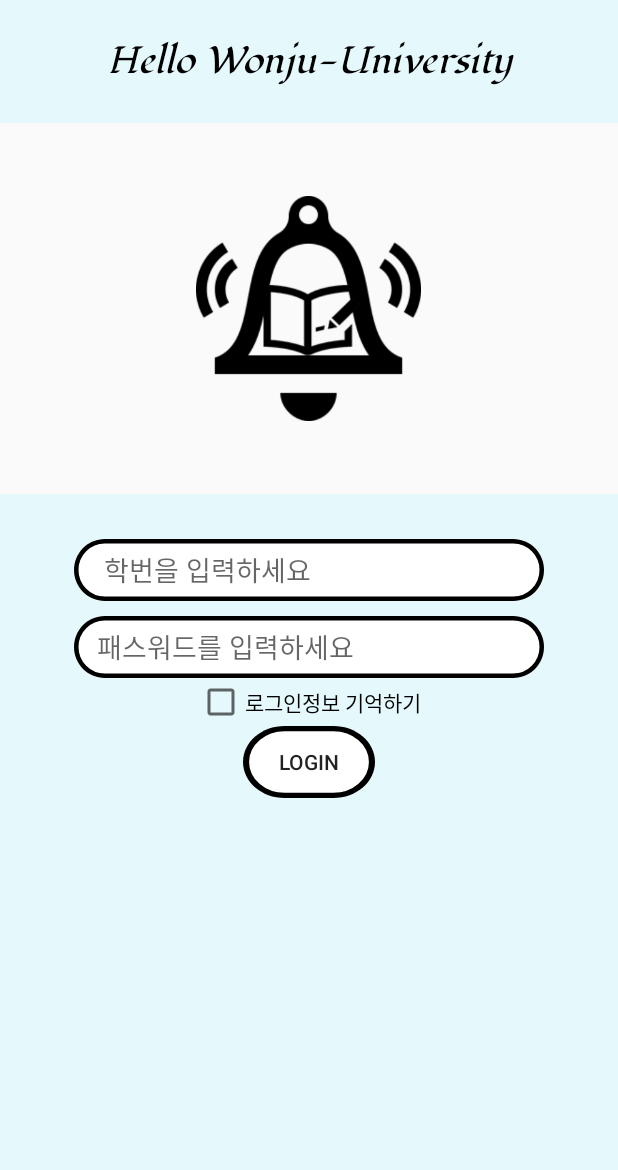
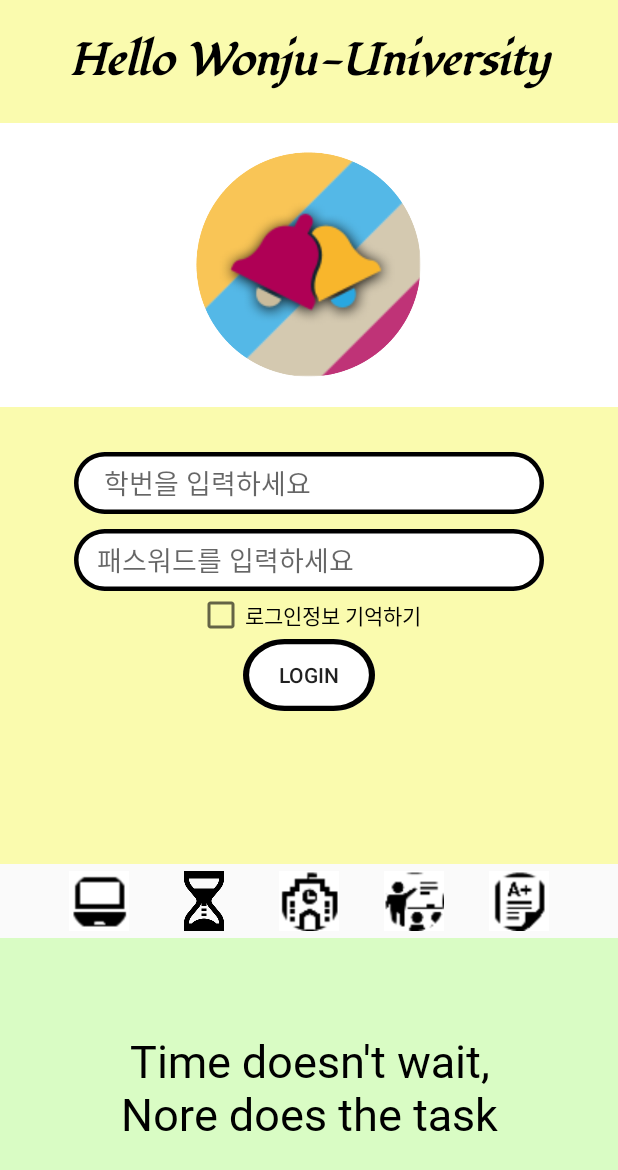
Before and after one commit to DimJe/FinalProject, an Android app: the screen it shows after launch (MainActivity), on a phone screen of 412 x 824 dp. Shown: the top 1170 px of the screen. Run offline under Robolectric (Android 15) with nearby library versions, the phone set to English and light mode, and no system bars.

Commit message:
오류 수정,레이아웃 수정

```diff
--- a/app/src/main/res/drawable/background_top.xml
+++ b/app/src/main/res/drawable/background_top.xml
@@ -16,7 +16,7 @@
 
         <path
             android:pathData="M0 0V54H360V0"
-            android:fillColor="#5EC0F7FF"
+            android:fillColor="#4DFAFF00"
             />
 
     </group>
--- a/app/src/main/res/font/font.xml
+++ b/app/src/main/res/font/font.xml
@@ -4,5 +4,8 @@
     <font android:fontStyle="normal"
         android:fontWeight="400"
         android:font="@font/fondamento1"/>
+    <font android:fontStyle="normal"
+        android:fontWeight="400"
+        android:font="@font/freckleface"/>
 
 </font-family>
--- a/app/src/main/res/layout/activity_main.xml
+++ b/app/src/main/res/layout/activity_main.xml
@@ -12,48 +12,48 @@
         android:layout_width="match_parent"
         android:layout_height="0dp"
         android:layout_weight="1"
-        android:textStyle="italic"
+        android:background="@drawable/background_top"
         android:fontFamily="@font/fondamento"
-        android:background="@drawable/background_top"
         android:gravity="center"
         android:text="Hello Wonju-University"
         android:textColor="#000000"
-        android:textSize="25sp" />
+        android:textSize="30sp"
+        android:textStyle="italic|bold" />
 
     <LinearLayout
         android:layout_width="match_parent"
         android:layout_height="0dp"
-        android:gravity="center"
-        android:layout_weight="3">
+        android:layout_weight="2.3"
+        android:background="@color/white"
+        android:gravity="center">
 
         <ImageView
             android:layout_width="150dp"
             android:layout_height="150dp"
-            android:src="@drawable/logo" />
+            android:src="@drawable/logo3" />
 
     </LinearLayout>
 
     <LinearLayout
-        android:background="@drawable/background_top"
         android:layout_width="match_parent"
         android:layout_height="0dp"
-        android:layout_weight="6"
+        android:layout_weight="3.7"
+        android:background="@drawable/background_top"
         android:orientation="vertical">
 
         <EditText
-            android:paddingLeft="15dp"
-            android:layout_marginTop="30dp"
             android:id="@+id/user"
             android:layout_width="wrap_content"
             android:layout_height="wrap_content"
             android:layout_gravity="center"
+            android:layout_marginTop="30dp"
             android:background="@drawable/backgroud_edit"
             android:ems="12"
             android:hint=" 학번을 입력하세요"
-            android:inputType="number" />
+            android:inputType="number"
+            android:paddingLeft="15dp" />
 
         <EditText
-            android:paddingLeft="15dp"
             android:id="@+id/password"
             android:layout_width="wrap_content"
             android:layout_height="wrap_content"
@@ -62,7 +62,8 @@
             android:background="@drawable/backgroud_edit"
             android:ems="12"
             android:hint="패스워드를 입력하세요"
-            android:inputType="textPassword" />
+            android:inputType="textPassword"
+            android:paddingLeft="15dp" />
 
         <CheckBox
             android:id="@+id/checked"
@@ -81,6 +82,61 @@
 
     </LinearLayout>
 
+    <LinearLayout
+        android:layout_width="match_parent"
+        android:layout_height="0dp"
+        android:layout_weight="0.6"
+        android:gravity="center"
+        android:orientation="horizontal">
+
+        <ImageView
+            android:layout_width="40dp"
+            android:layout_height="match_parent"
+            android:layout_marginRight="30dp"
+            android:src="@drawable/main1" />
+
+        <ImageView
+            android:layout_width="40dp"
+            android:layout_height="match_parent"
+            android:layout_marginRight="30dp"
+            android:src="@drawable/main2" />
+
+        <ImageView
+            android:layout_width="40dp"
+            android:layout_height="match_parent"
+            android:layout_marginRight="30dp"
+            android:src="@drawable/main5" />
+
+        <ImageView
+            android:layout_width="40dp"
+            android:layout_height="match_parent"
+            android:layout_marginRight="30dp"
+            android:src="@drawable/main4" />
+
+        <ImageView
+            android:layout_width="40dp"
+            android:layout_height="match_parent"
+            android:src="@drawable/main3" />
 
 
+    </LinearLayout>
+
+    <LinearLayout
+        android:layout_width="match_parent"
+        android:layout_height="0dp"
+        android:layout_weight="2.4"
+        android:background="#A1C7FEA5">
+
+        <TextView
+            android:layout_width="match_parent"
+            android:layout_height="match_parent"
+            android:fontFamily="@font/freckleface"
+            android:gravity="center"
+            android:text="Time doesn't wait,\nNore does the task"
+            android:textColor="@color/black"
+            android:textSize="30sp" />
+
+
+    </LinearLayout>
+
 </LinearLayout>
--- a/app/src/main/res/values-night/themes.xml
+++ b/app/src/main/res/values-night/themes.xml
@@ -1,6 +1,6 @@
 <resources xmlns:tools="http://schemas.android.com/tools">
     <!-- Base application theme. -->
-    <style name="Theme.FinalProject" parent="Theme.AppCompat.DayNight.NoActionBar">
+    <style name="Theme.FinalProject" parent="Theme.AppCompat.Light.NoActionBar">
         <!-- Primary brand color. -->
         <item name="colorPrimary">@color/purple_200</item>
         <item name="colorPrimaryVariant">@color/purple_700</item>
```
Also changed, not shown: app/src/main/res/drawable-v24/logo2.png (added), app/src/main/res/drawable-v24/logo3.png (added), app/src/main/res/drawable-v24/main1.png (added), app/src/main/res/drawable-v24/main2.png (added), app/src/main/res/drawable-v24/main3.png (added), app/src/main/res/drawable-v24/main4.png (added), app/src/main/res/drawable-v24/main5.png (added), app/src/main/res/font/freckleFace.ttf (added).
